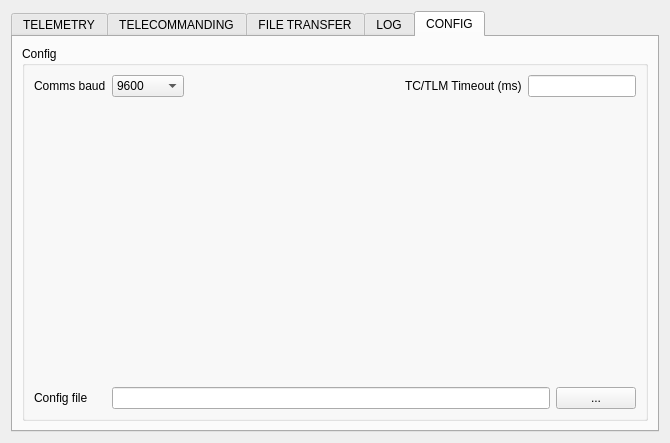
This is platform-comms-app.ui in Open-Source-Satellite/Mercury-GS as Qt 5 draws it before an edit. The edited form follows.
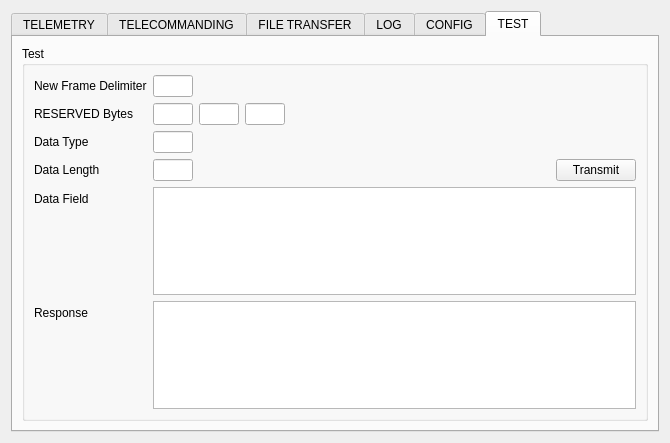
This is the edited form.

The edit to the form file:
```diff
--- a/platform-comms-app.ui
+++ b/platform-comms-app.ui
@@ -17,7 +17,7 @@
    <item>
     <widget class="QTabWidget" name="tabWidget">
      <property name="currentIndex">
-      <number>4</number>
+      <number>5</number>
      </property>
      <widget class="QWidget" name="tabTelecommanding">
       <attribute name="title">
@@ -779,6 +779,220 @@
        </item>
       </layout>
      </widget>
+     <widget class="QWidget" name="tabTest">
+      <property name="minimumSize">
+       <size>
+        <width>640</width>
+        <height>0</height>
+       </size>
+      </property>
+      <attribute name="title">
+       <string>TEST</string>
+      </attribute>
+      <layout class="QGridLayout" name="gridLayout_8">
+       <item row="0" column="0">
+        <widget class="QGroupBox" name="groupBox_11">
+         <property name="title">
+          <string>Test</string>
+         </property>
+         <layout class="QGridLayout" name="gridLayout_11">
+          <item row="0" column="0">
+           <layout class="QFormLayout" name="formLayout_7">
+            <property name="fieldGrowthPolicy">
+             <enum>QFormLayout::ExpandingFieldsGrow</enum>
+            </property>
+            <item row="0" column="0">
+             <widget class="QLabel" name="labelNewFrameDelimiter">
+              <property name="text">
+               <string>New Frame Delimiter</string>
+              </property>
+             </widget>
+            </item>
+            <item row="0" column="1">
+             <widget class="QLineEdit" name="lineEditNewFrameDelimiter">
+              <property name="minimumSize">
+               <size>
+                <width>40</width>
+                <height>0</height>
+               </size>
+              </property>
+              <property name="maximumSize">
+               <size>
+                <width>40</width>
+                <height>16777215</height>
+               </size>
+              </property>
+             </widget>
+            </item>
+            <item row="1" column="0">
+             <widget class="QLabel" name="labelReservedBytes">
+              <property name="text">
+               <string>RESERVED Bytes</string>
+              </property>
+             </widget>
+            </item>
+            <item row="1" column="1">
+             <layout class="QHBoxLayout" name="horizontalLayout_22">
+              <item>
+               <widget class="QLineEdit" name="lineEditReservedBytesA">
+                <property name="minimumSize">
+                 <size>
+                  <width>40</width>
+                  <height>0</height>
+                 </size>
+                </property>
+                <property name="maximumSize">
+                 <size>
+                  <width>40</width>
+                  <height>16777215</height>
+                 </size>
+                </property>
+               </widget>
+              </item>
+              <item>
+               <widget class="QLineEdit" name="lineEditReservedBytesB">
+                <property name="minimumSize">
+                 <size>
+                  <width>40</width>
+                  <height>0</height>
+                 </size>
+                </property>
+                <property name="maximumSize">
+                 <size>
+                  <width>40</width>
+                  <height>16777215</height>
+                 </size>
+                </property>
+               </widget>
+              </item>
+              <item>
+               <widget class="QLineEdit" name="lineEditReservedBytesC">
+                <property name="minimumSize">
+                 <size>
+                  <width>40</width>
+                  <height>0</height>
+                 </size>
+                </property>
+                <property name="maximumSize">
+                 <size>
+                  <width>40</width>
+                  <height>16777215</height>
+                 </size>
+                </property>
+               </widget>
+              </item>
+              <item>
+               <spacer name="horizontalSpacer_16">
+                <property name="orientation">
+                 <enum>Qt::Horizontal</enum>
+                </property>
+                <property name="sizeHint" stdset="0">
+                 <size>
+                  <width>40</width>
+                  <height>20</height>
+                 </size>
+                </property>
+               </spacer>
+              </item>
+             </layout>
+            </item>
+            <item row="2" column="0">
+             <widget class="QLabel" name="labelDataType">
+              <property name="text">
+               <string>Data Type</string>
+              </property>
+             </widget>
+            </item>
+            <item row="2" column="1">
+             <widget class="QLineEdit" name="lineEditDataType">
+              <property name="minimumSize">
+               <size>
+                <width>40</width>
+                <height>0</height>
+               </size>
+              </property>
+              <property name="maximumSize">
+               <size>
+                <width>40</width>
+                <height>16777215</height>
+               </size>
+              </property>
+             </widget>
+            </item>
+            <item row="3" column="0">
+             <widget class="QLabel" name="labelDataLength">
+              <property name="text">
+               <string>Data Length</string>
+              </property>
+             </widget>
+            </item>
+            <item row="3" column="1">
+             <layout class="QHBoxLayout" name="horizontalLayout_23">
+              <item>
+               <widget class="QLineEdit" name="lineEditDataLength">
+                <property name="minimumSize">
+                 <size>
+                  <width>40</width>
+                  <height>0</height>
+                 </size>
+                </property>
+                <property name="maximumSize">
+                 <size>
+                  <width>40</width>
+                  <height>16777215</height>
+                 </size>
+                </property>
+               </widget>
+              </item>
+              <item>
+               <spacer name="horizontalSpacer_15">
+                <property name="orientation">
+                 <enum>Qt::Horizontal</enum>
+                </property>
+                <property name="sizeHint" stdset="0">
+                 <size>
+                  <width>40</width>
+                  <height>20</height>
+                 </size>
+                </property>
+               </spacer>
+              </item>
+              <item>
+               <widget class="QPushButton" name="pushButtonTransmit">
+                <property name="text">
+                 <string>Transmit</string>
+                </property>
+               </widget>
+              </item>
+             </layout>
+            </item>
+            <item row="4" column="0">
+             <widget class="QLabel" name="labelDataField">
+              <property name="text">
+               <string>Data Field</string>
+              </property>
+             </widget>
+            </item>
+            <item row="4" column="1">
+             <widget class="QPlainTextEdit" name="plainTextEditDataField"/>
+            </item>
+            <item row="5" column="0">
+             <widget class="QLabel" name="responseLabel">
+              <property name="text">
+               <string>Response</string>
+              </property>
+             </widget>
+            </item>
+            <item row="5" column="1">
+             <widget class="QPlainTextEdit" name="plainTextEditResponse"/>
+            </item>
+           </layout>
+          </item>
+         </layout>
+        </widget>
+       </item>
+      </layout>
+     </widget>
     </widget>
    </item>
   </layout>
```
